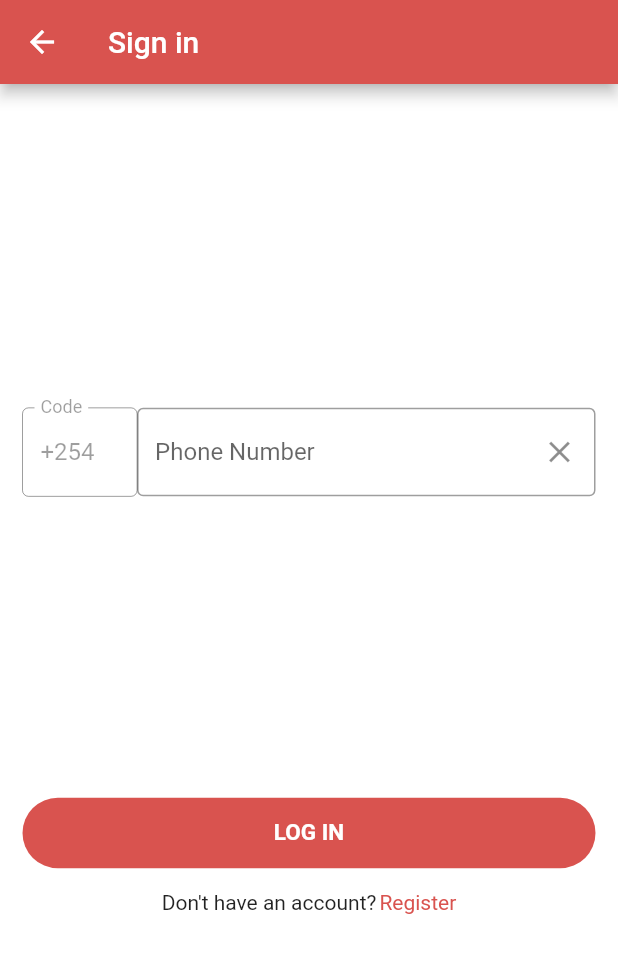
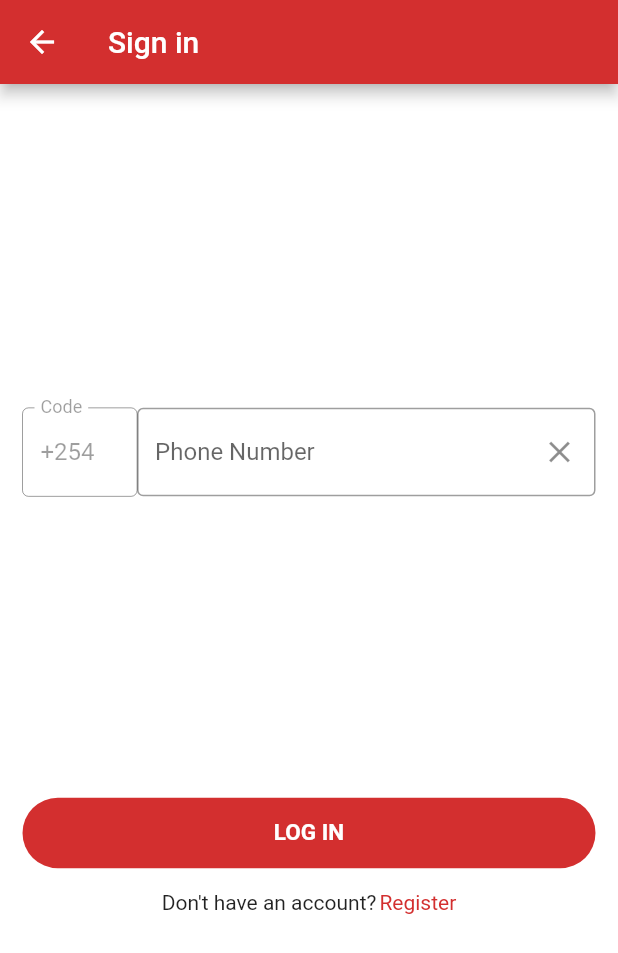
Before and after one commit to auvagha-jb/shop_ke, a Flutter app: the screen it shows after launch, after a tap on "SIGN IN WITH EXISTING ACCOUNT", on a phone screen of 412 x 824 dp. Shown: the top 953 px of the screen. Run offline on Flutter 3.47's test engine with Material 2 defaults, Android fonts, the phone set to English and light mode, and no system bars; our stand-ins replace cached_network_image, camera, cloud_firestore, connectivity, firebase_auth, firebase_core and 4 more; missing offline and left inert: flutter_barcode_scanner; accounts and stored records are empty; network calls fail.

Commit message:
Color palette chosen

```diff
--- a/lib/app_router.dart
+++ b/lib/app_router.dart
@@ -1,6 +1,7 @@
 import 'package:flutter/material.dart';
 import 'package:flutter/widgets.dart';
 import 'package:shop_ke/ui/views/authentication/login_view.dart';
+import 'package:shop_ke/ui/views/authentication/sign_up_view.dart';
 import 'package:shop_ke/ui/views/welcome_view.dart';
 
 const String initialRoute = "login";
@@ -12,16 +13,19 @@ class AppRouter {
         return MaterialPageRoute(builder: (_) => WelcomeView());
       case LoginView.routeName:
         return MaterialPageRoute(builder: (_) => LoginView());
+      case SignUpView.routeName:
+        return MaterialPageRoute(builder: (_) => SignUpView());
       // case 'post':
       //   var post = settings.arguments as Post;
       //   return MaterialPageRoute(builder: (_) => PostView(post: post));
       default:
         return MaterialPageRoute(
-            builder: (_) => Scaffold(
-                  body: Center(
-                    child: Text('No route defined for ${settings.name}'),
-                  ),
-                ));
+          builder: (_) => Scaffold(
+            body: Center(
+              child: Text('No route defined for ${settings.name}'),
+            ),
+          ),
+        );
     }
   }
 }
--- a/lib/core/models/customer.dart
+++ b/lib/core/models/customer.dart
@@ -6,6 +6,7 @@ class Customer {
   String countryCode;
   String _phoneNumber;
   String fullPhoneNumber;
+  String password;
 
   Customer(); //Default Constructor
 
--- a/lib/main.dart
+++ b/lib/main.dart
@@ -1,10 +1,17 @@
+import 'package:firebase_core/firebase_core.dart';
 import 'package:flutter/material.dart';
 import 'package:shop_ke/app_router.dart';
 import 'package:shop_ke/themes/style.dart';
 import 'locator.dart';
 
-void main() {
+void main() async{
+  //Init dependency injector
   setupLocator();
+
+  //Init firebase app
+  WidgetsFlutterBinding.ensureInitialized();
+  await Firebase.initializeApp();
+
   runApp(MyApp());
 }
 
--- a/lib/themes/style.dart
+++ b/lib/themes/style.dart
@@ -8,7 +8,7 @@ ThemeData lightTheme() {
     // the app on. For desktop platforms, the controls will be smaller and
     // closer together (more dense) than on mobile platforms.
     visualDensity: VisualDensity.adaptivePlatformDensity,
-    primaryColor: Color(0xffd9534f),
+    primaryColor: Color(0xffd32f2f),//0xff specifies full opacity
     accentColor: Colors.black,
     backgroundColor: Colors.white,
     canvasColor: Colors.white,//Colors.grey[100]
--- a/lib/ui/views/welcome_view.dart
+++ b/lib/ui/views/welcome_view.dart
@@ -42,10 +42,10 @@ class WelcomeView extends StatelessWidget {
                       padding: EdgeInsets.symmetric(horizontal: 15.0),
                       child: Column(
                         children: <Widget>[
-                          Text('Welcome to Project Pay', style: lightHeader1),
+                          Text('Welcome to Shop KE', style: lightHeader1),
                           SizedBox(height: 8.0),
                           Text(
-                            'Quick checkouts so you have time for what really matters',
+                            'Your once stop shop for the best local products at prices you\'ll love',
                             style: lightSubHeader,
                           ),
                         ],
@@ -53,7 +53,7 @@ class WelcomeView extends StatelessWidget {
                     ),
 
                     AppButton(
-                      buttonType: ButtonType.Light,
+                      buttonType: ButtonType.Accent,
                       //icon: Image.asset('assets/images/google_logo.png'),
                       text: 'SIGN IN WITH EXISTING ACCOUNT',
                       onPressed: () {
```
Also changed, not shown: lib/ui/views/authentication/sign_up_view.dart (+13 -13 lines).
